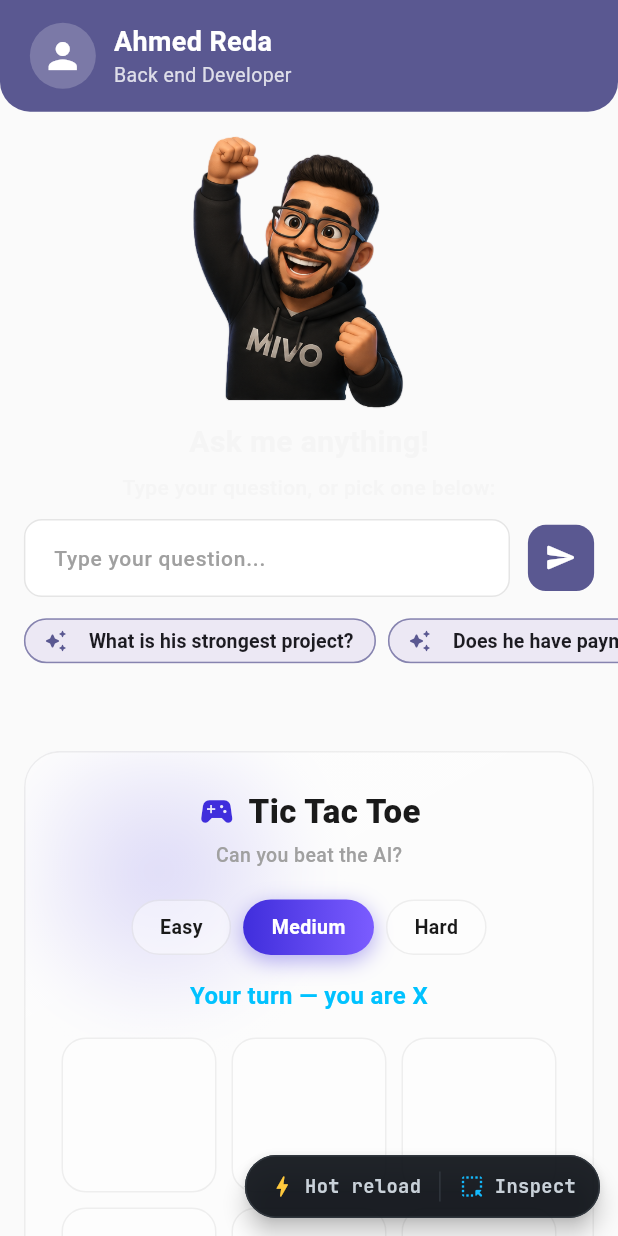
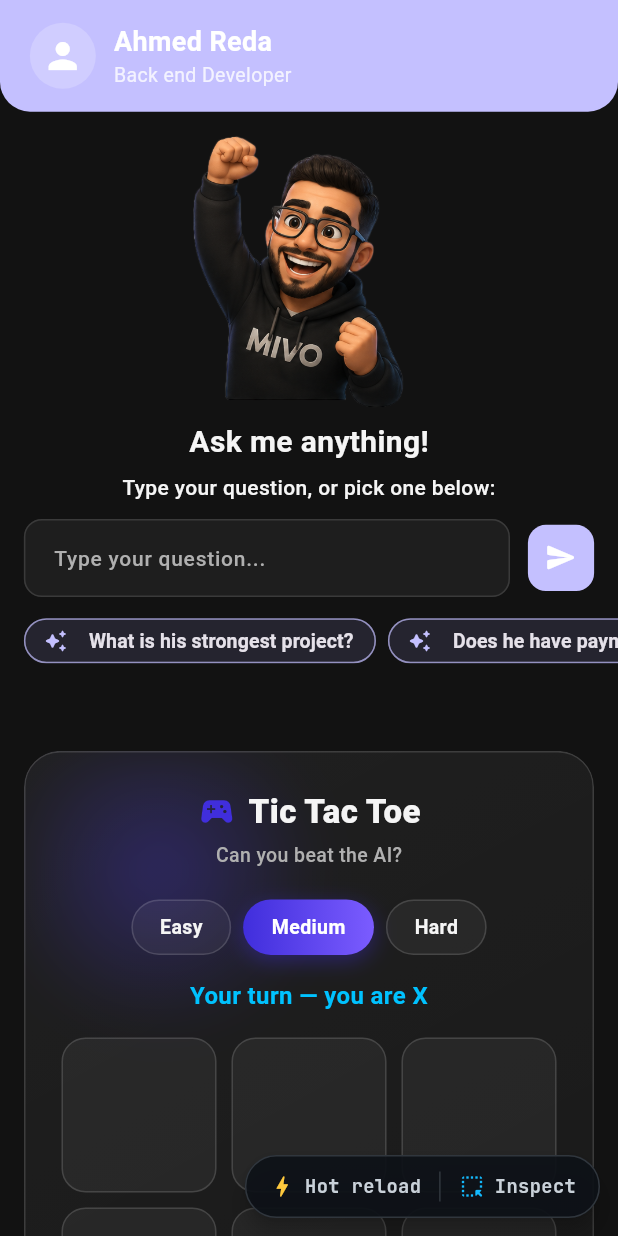
Before and after one commit to MahmoudReda0o0/personal_website_v2, a Flutter app: the WebsiteScreen screen opened directly, on a phone screen of 412 x 824 dp. Run offline on Flutter 3.47's test engine with Material 3 defaults, Android fonts, the phone set to English and light mode, and no system bars; our stand-ins replace flutter_linkify, flutter_screenutil, flutter_svg, qr_flutter, shared_preferences, supabase_flutter; accounts and stored records are empty; network calls fail; statements that could not run were skipped.

Commit message:
Website always dark; inspect banner moved to the bottom
- The website now always uses the dark theme. It followed the device
  setting, and on light-mode devices "Ask me anything!" and the greeting
  title were white on a light background.
- The inspect banner sat over the header and blocked tapping it; it now
  sits above the toolbar, and the reload toast moves up while it shows.
- Doc comment fix flagged by the analyzer.

Co-Authored-By: Claude Opus 5.5 <noreply@anthropic.com>
Claude-Session: https://claude.ai/code/session_01XCKAum72WmYRb9DEqSFNE2

```diff
--- a/lib/feature/screen/custom_links_screen.dart
+++ b/lib/feature/screen/custom_links_screen.dart
@@ -12,7 +12,7 @@ import 'package:mivo/feature/supabase_data/s_database.dart';
 import 'package:supabase_flutter/supabase_flutter.dart';
 
 /// Admin (mobile): create a personal link for a company or a person, and
-/// copy any link made before. Opening the link shows "Hi <name>" plus the
+/// copy any link made before. Opening the link shows `Hi <name>` plus the
 /// optional message on the website.
 class CustomLinksScreen extends StatefulWidget {
   const CustomLinksScreen({super.key});
--- a/lib/feature/screen/website_screen.dart
+++ b/lib/feature/screen/website_screen.dart
@@ -1,5 +1,6 @@
 import 'package:flutter/material.dart';
 import 'package:flutter_screenutil/flutter_screenutil.dart';
+import 'package:mivo/core/app/app_theme.dart';
 import 'package:mivo/feature/provider/ai_provider.dart';
 import 'package:mivo/feature/provider/dev_mode_provider.dart';
 import 'package:mivo/feature/screen/widgets/chat_empty_state.dart';
@@ -131,29 +132,33 @@ class _WebsiteScreenState extends State<WebsiteScreen> {
       ),
     );
 
+    // The website is always dark: its texts and game cards are designed for
+    // it, and following a light-mode device made some text invisible.
     // Hot reload swaps the accent; AnimatedTheme morphs the colours while
     // every bit of state (chat, games) stays as it was.
     return ChangeNotifierProvider.value(
       value: _devMode,
       child: Consumer<DevModeProvider>(
-        builder: (context, dev, child) {
-          final base = Theme.of(context);
-          final theme = dev.accentIndex == 0
-              ? base
-              : base.copyWith(
-                  colorScheme: ColorScheme.fromSeed(
-                    seedColor: dev.accent,
-                    brightness: base.brightness,
-                  ),
-                );
-          return AnimatedTheme(
-            data: theme,
-            duration: const Duration(milliseconds: 450),
-            child: child!,
-          );
-        },
+        builder: (context, dev, child) => AnimatedTheme(
+          data: _themeFor(dev.accentIndex),
+          duration: const Duration(milliseconds: 450),
+          child: child!,
+        ),
         child: page,
       ),
     );
   }
+
+  final Map<int, ThemeData> _themes = {};
+
+  ThemeData _themeFor(int accentIndex) => _themes.putIfAbsent(accentIndex, () {
+    final dark = AppTheme.dark;
+    if (accentIndex == 0) return dark;
+    return dark.copyWith(
+      colorScheme: ColorScheme.fromSeed(
+        seedColor: DevModeProvider.accents[accentIndex],
+        brightness: Brightness.dark,
+      ),
+    );
+  });
 }
--- a/lib/feature/screen/widgets/dev_tools/dev_tools_layer.dart
+++ b/lib/feature/screen/widgets/dev_tools/dev_tools_layer.dart
@@ -164,15 +164,15 @@ class _DevToolsLayerState extends State<DevToolsLayer>
           ),
         ),
 
-        // Inspect banner.
+        // Inspect banner, above the toolbar so it never covers the header.
         Positioned(
-          top: 8,
+          bottom: 66,
           left: 12,
           right: 12,
           child: SafeArea(
-            bottom: false,
+            top: false,
             child: AnimatedSlide(
-              offset: inspecting ? Offset.zero : const Offset(0, -1.6),
+              offset: inspecting ? Offset.zero : const Offset(0, 0.6),
               duration: const Duration(milliseconds: 220),
               curve: Curves.easeOutCubic,
               child: AnimatedOpacity(
@@ -193,11 +193,13 @@ class _DevToolsLayerState extends State<DevToolsLayer>
           ),
         ),
 
-        // Terminal toast.
-        Positioned(
+        // Terminal toast (moves up while the inspect banner is showing).
+        AnimatedPositioned(
+          duration: const Duration(milliseconds: 220),
+          curve: Curves.easeOutCubic,
           left: 12,
           right: 12,
-          bottom: 68,
+          bottom: inspecting ? 124 : 68,
           child: SafeArea(
             top: false,
             child: IgnorePointer(
```
